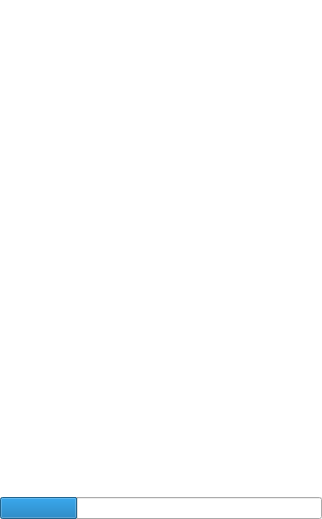
3drepo/3drepogui, file forms/repofilterabletreewidget.ui: the form before one commit.
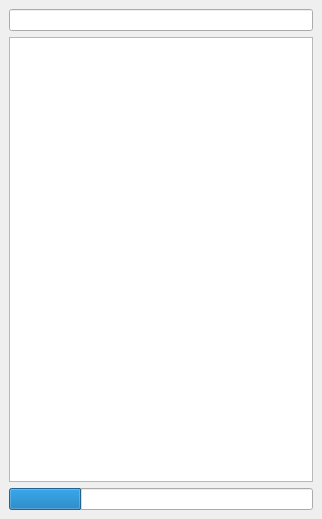
The form after the commit. Custom widgets are drawn as their Qt base class.

The edit to the form file:
```diff
--- a/forms/repofilterabletreewidget.ui
+++ b/forms/repofilterabletreewidget.ui
@@ -15,37 +15,37 @@
   </property>
   <layout class="QVBoxLayout" name="verticalLayout">
    <property name="spacing">
-    <number>0</number>
+    <number>6</number>
    </property>
    <property name="leftMargin">
-    <number>0</number>
+    <number>9</number>
    </property>
    <property name="topMargin">
-    <number>0</number>
+    <number>9</number>
    </property>
    <property name="rightMargin">
-    <number>0</number>
+    <number>9</number>
    </property>
    <property name="bottomMargin">
-    <number>0</number>
+    <number>9</number>
    </property>
    <item>
     <widget class="repo::gui::RepoLineEdit" name="lineEdit">
      <property name="frame">
-      <bool>false</bool>
+      <bool>true</bool>
      </property>
     </widget>
    </item>
    <item>
     <widget class="QTreeView" name="treeView">
      <property name="frameShape">
-      <enum>QFrame::NoFrame</enum>
+      <enum>QFrame::StyledPanel</enum>
      </property>
      <property name="frameShadow">
       <enum>QFrame::Plain</enum>
      </property>
      <property name="lineWidth">
-      <number>0</number>
+      <number>1</number>
      </property>
      <property name="alternatingRowColors">
       <bool>true</bool>
```
